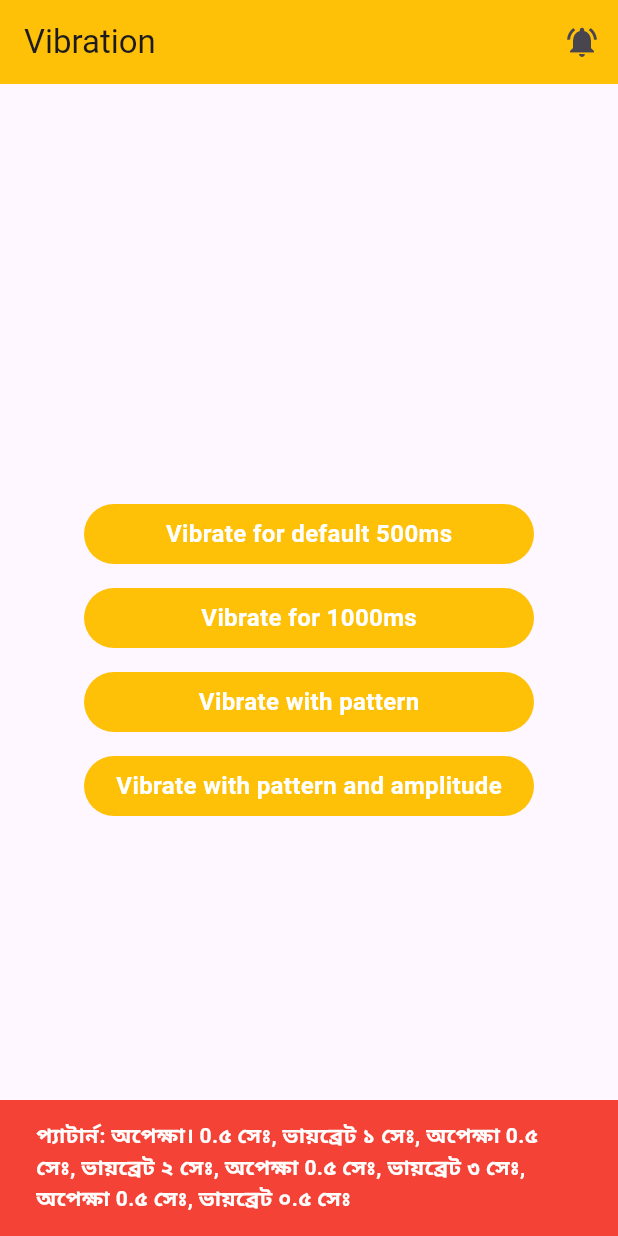
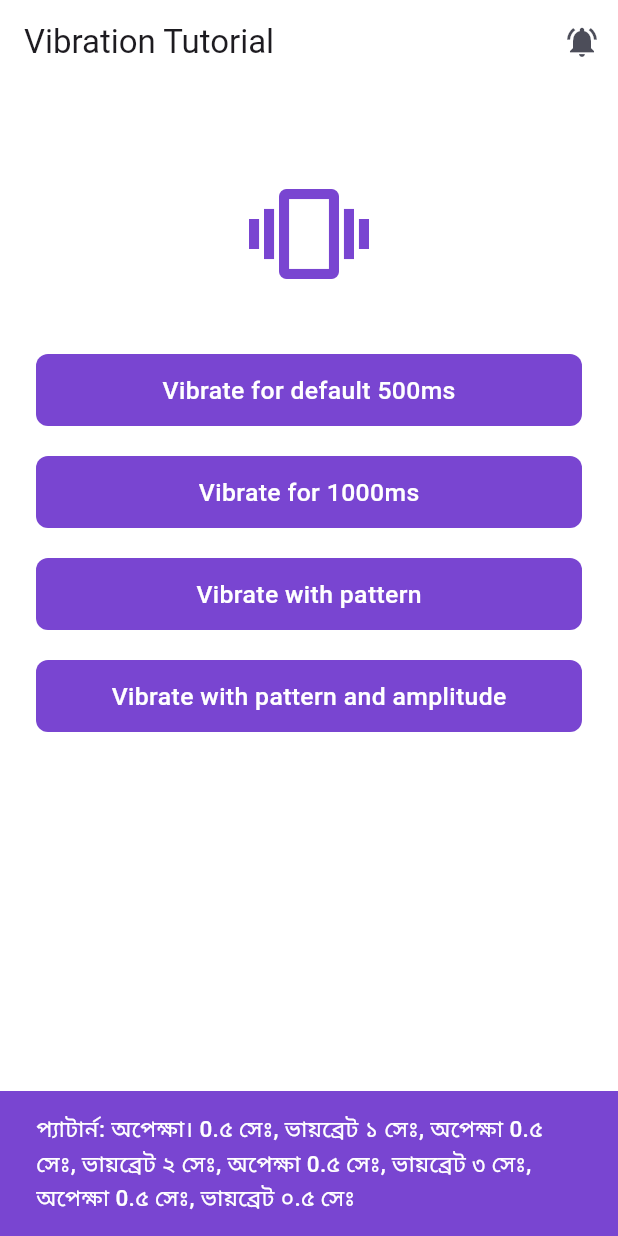
Before and after one commit to tanviranwarrafi/flutter-vibration, a Flutter app: the screen it shows after launch, after a tap on "Vibrate with pattern and amplitude", on a phone screen of 412 x 824 dp. Run offline on Flutter 3.47's test engine with Material 3 defaults, Android fonts, the phone set to English and light mode, and no system bars; our stand-ins replace vibration.

Commit message:
update: code updated

```diff
--- /dev/null
+++ b/lib/components/buttons/elevate_button.dart
@@ -0,0 +1,47 @@
+import 'package:flutter/material.dart';
+import 'package:tutorial/themes/colors.dart';
+import 'package:tutorial/themes/text_styles.dart';
+
+class ElevateButton extends StatelessWidget {
+  final String label;
+  final double? width;
+  final double height;
+  final double radius;
+  final Color color;
+  final Color background;
+  final double padding;
+  final double textSize;
+  final Function()? onTap;
+
+  const ElevateButton({
+    this.label = '',
+    this.width,
+    this.onTap,
+    this.radius = 08,
+    this.height = 48,
+    this.padding = 12,
+    this.color = white,
+    this.textSize = 16.5,
+    this.background = primary,
+  });
+
+  @override
+  Widget build(BuildContext context) {
+    return InkWell(
+      onTap: onTap,
+      child: Container(
+        width: width,
+        height: height,
+        alignment: Alignment.center,
+        padding: EdgeInsets.symmetric(horizontal: padding),
+        decoration: BoxDecoration(color: background, borderRadius: BorderRadius.circular(radius)),
+        child: Text(
+          label,
+          maxLines: 1,
+          overflow: TextOverflow.ellipsis,
+          style: TextStyles.text15_500.copyWith(color: color, fontSize: textSize),
+        ),
+      ),
+    );
+  }
+}
--- /dev/null
+++ b/lib/constants/app_constants.dart
@@ -0,0 +1,4 @@
+/// Android and iOS Bundle Ids
+const String APP_NAME = 'Vibration';
+const String ANDROID_ID = 'bd.tutorial.localization';
+const String IOS_ID = 'bd.tutorial.localization';
--- /dev/null
+++ b/lib/features/home_screen.dart
@@ -0,0 +1,66 @@
+import 'package:flutter/material.dart';
+import 'package:tutorial/components/buttons/elevate_button.dart';
+import 'package:tutorial/themes/colors.dart';
+import 'package:tutorial/themes/text_styles.dart';
+import 'package:vibration/vibration.dart';
+
+class HomeScreen extends StatefulWidget {
+  @override
+  State<HomeScreen> createState() => _HomeScreenState();
+}
+
+class _HomeScreenState extends State<HomeScreen> {
+  @override
+  Widget build(BuildContext context) {
+    var size = MediaQuery.of(context).size;
+    var icon = Icon(Icons.notifications_active, color: dark.withOpacity(0.8));
+    return Scaffold(
+      backgroundColor: white,
+      appBar: AppBar(
+        elevation: 0,
+        backgroundColor: white,
+        title: const Text('Vibration Tutorial'),
+        actions: [IconButton(icon: icon, onPressed: Vibration.vibrate)],
+      ),
+      body: Container(
+        width: size.width,
+        height: size.height,
+        padding: const EdgeInsets.symmetric(horizontal: 24),
+        child: Column(
+          children: [
+            const SizedBox(height: 60),
+            const Icon(Icons.vibration, size: 80, color: primary),
+            const SizedBox(height: 40),
+            const ElevateButton(label: 'Vibrate for default 500ms', onTap: Vibration.vibrate),
+            const SizedBox(height: 20),
+            ElevateButton(label: 'Vibrate for 1000ms', onTap: () => Vibration.vibrate(duration: 1000)),
+            const SizedBox(height: 20),
+            ElevateButton(label: 'Vibrate with pattern', onTap: () => _vibrateWithPattern(context)),
+            const SizedBox(height: 20),
+            ElevateButton(label: 'Vibrate with pattern and amplitude', onTap: () => _vibrateWithPatternAndAmplitude(context)),
+            const SizedBox(height: 20),
+          ],
+        ),
+      ),
+    );
+  }
+
+  Future<void> _vibrateWithPattern(BuildContext context) async {
+    var text =
+        'প্যাটার্ন: অপেক্ষা। 0.৫ সেঃ, ভায়ব্রেট ১ সেঃ, অপেক্ষা 0.৫ সেঃ, ভায়ব্রেট ২ সেঃ, অপেক্ষা 0.৫ সেঃ, ভায়ব্রেট ৩ সেঃ, অপেক্ষা 0.৫ সেঃ, ভায়ব্রেট ০.৫ সেঃ';
+    var snackBar = SnackBar(content: Text(text, style: TextStyles.text15_500.copyWith(color: white)), backgroundColor: primary);
+    ScaffoldMessenger.of(context).showSnackBar(snackBar);
+    var pattern = [500, 1000, 500, 2000, 500, 3000, 500, 500];
+    await Vibration.vibrate(pattern: pattern);
+  }
+
+  Future<void> _vibrateWithPatternAndAmplitude(BuildContext context) async {
+    var text =
+        'প্যাটার্ন: অপেক্ষা। 0.৫ সেঃ, ভায়ব্রেট ১ সেঃ, অপেক্ষা 0.৫ সেঃ, ভায়ব্রেট ২ সেঃ, অপেক্ষা 0.৫ সেঃ, ভায়ব্রেট ৩ সেঃ, অপেক্ষা 0.৫ সেঃ, ভায়ব্রেট ০.৫ সেঃ';
+    var snackBar = SnackBar(content: Text(text, style: TextStyles.text15_500.copyWith(color: white)), backgroundColor: primary);
+    ScaffoldMessenger.of(context).showSnackBar(snackBar);
+    var pattern = [500, 1000, 500, 2000, 500, 3000, 500, 500];
+    var intensities = [128, 255, 64, 255];
+    await Vibration.vibrate(pattern: pattern, intensities: intensities);
+  }
+}
--- a/lib/main.dart
+++ b/lib/main.dart
@@ -1,151 +1,7 @@
 import 'package:flutter/material.dart';
-import 'package:vibration/vibration.dart';
+import 'package:tutorial/tutorial_app.dart';
 
-void main() => runApp(VibratingApp());
-
-class VibratingApp extends StatelessWidget {
-  @override
-  Widget build(BuildContext context) {
-    return MaterialApp(
-      home: Scaffold(
-        appBar: AppBar(
-          backgroundColor: Colors.amber,
-          title: const Text('Vibration'),
-          actions: <Widget>[
-            IconButton(
-                icon: Icon(Icons.notifications_active),
-                onPressed: () {
-                  Vibration.vibrate();
-                })
-          ],
-        ),
-        body: Builder(
-          builder: (BuildContext context) {
-            return Center(
-              child: Column(
-                mainAxisAlignment: MainAxisAlignment.center,
-                children: <Widget>[
-                  InkWell(
-                    onTap: () {
-                      Vibration.vibrate();
-                    },
-                    child: Container(
-                      width: 300,
-                      height: 40,
-                      decoration: BoxDecoration(
-                        color: Colors.amber,
-                        borderRadius: BorderRadius.circular(30),
-                      ),
-                      child: Center(
-                          child: Text(
-                        'Vibrate for default 500ms',
-                        style: TextStyle(
-                            fontWeight: FontWeight.bold,
-                            fontSize: 16,
-                            color: Colors.white),
-                      )),
-                    ),
-                  ),
-                  SizedBox(height: 16),
-                  InkWell(
-                    onTap: () {
-                      Vibration.vibrate(duration: 1000);
-                    },
-                    child: Container(
-                      width: 300,
-                      height: 40,
-                      decoration: BoxDecoration(
-                        color: Colors.amber,
-                        borderRadius: BorderRadius.circular(30),
-                      ),
-                      child: Center(
-                          child: Text(
-                        'Vibrate for 1000ms',
-                        style: TextStyle(
-                            fontWeight: FontWeight.bold,
-                            fontSize: 16,
-                            color: Colors.white),
-                      )),
-                    ),
-                  ),
-                  SizedBox(height: 16),
-                  InkWell(
-                    onTap: () {
-                      final snackBar = SnackBar(
-                        content: Text(
-                          'প্যাটার্ন: অপেক্ষা। 0.৫ সেঃ, ভায়ব্রেট ১ সেঃ, অপেক্ষা 0.৫ সেঃ, ভায়ব্রেট ২ সেঃ, অপেক্ষা 0.৫ সেঃ, ভায়ব্রেট ৩ সেঃ, অপেক্ষা 0.৫ সেঃ, ভায়ব্রেট ০.৫ সেঃ',
-                          style: TextStyle(
-                            fontWeight: FontWeight.bold,
-                            color: Colors.white,
-                          ),
-                        ),
-                        backgroundColor: Colors.amber,
-                      );
-                      Scaffold.of(context).showSnackBar(snackBar);
-                      Vibration.vibrate(
-                        pattern: [500, 1000, 500, 2000, 500, 3000, 500, 500],
-                      );
-                    },
-                    child: Container(
-                      width: 300,
-                      height: 40,
-                      decoration: BoxDecoration(
-                        color: Colors.amber,
-                        borderRadius: BorderRadius.circular(30),
-                      ),
-                      child: Center(
-                          child: Text(
-                        'Vibrate with pattern',
-                        style: TextStyle(
-                            fontWeight: FontWeight.bold,
-                            fontSize: 16,
-                            color: Colors.white),
-                      )),
-                    ),
-                  ),
-                  SizedBox(height: 16),
-                  InkWell(
-                    onTap: () {
-                      final snackBar = SnackBar(
-                        content: Text(
-                          'প্যাটার্ন: অপেক্ষা। 0.৫ সেঃ, ভায়ব্রেট ১ সেঃ, অপেক্ষা 0.৫ সেঃ, ভায়ব্রেট ২ সেঃ, অপেক্ষা 0.৫ সেঃ, ভায়ব্রেট ৩ সেঃ, অপেক্ষা 0.৫ সেঃ, ভায়ব্রেট ০.৫ সেঃ',
-                          style: TextStyle(
-                            fontWeight: FontWeight.bold,
-                            color: Colors.white,
-                          ),
-                        ),
-                        backgroundColor: Colors.red,
-                      );
-
-                      Scaffold.of(context).showSnackBar(snackBar);
-                      Vibration.vibrate(
-                        pattern: [500, 1000, 500, 2000, 500, 3000, 500, 500],
-                        intensities: [128, 255, 64, 255],
-                      );
-                    },
-                    child: Container(
-                      width: 300,
-                      height: 40,
-                      decoration: BoxDecoration(
-                        color: Colors.amber,
-                        borderRadius: BorderRadius.circular(30),
-                      ),
-                      child: Center(
-                          child: Text(
-                        'Vibrate with pattern and amplitude',
-                        style: TextStyle(
-                            fontWeight: FontWeight.bold,
-                            fontSize: 16,
-                            color: Colors.white),
-                      )),
-                    ),
-                  ),
-                ],
-              ),
-            );
-          },
-        ),
-      ),
-    );
-  }
+void main() {
+  WidgetsFlutterBinding.ensureInitialized();
+  runApp(TutorialApp());
 }
--- /dev/null
+++ b/lib/themes/fonts.dart
@@ -0,0 +1,12 @@
+import 'package:flutter/material.dart';
+
+/// Font
+const poppins = 'poppins';
+
+/// Font Weights
+const w800 = FontWeight.w800;
+const w700 = FontWeight.w700;
+const w600 = FontWeight.w600;
+const w500 = FontWeight.w500;
+const w400 = FontWeight.w400;
+const w300 = FontWeight.w300;
--- /dev/null
+++ b/lib/themes/shadows.dart
@@ -0,0 +1,6 @@
+import 'package:flutter/material.dart';
+
+/// Shadows
+BoxShadow SHADOW_1 = const BoxShadow(color: Color(0x262b2d3f), offset: Offset(0, 1), blurRadius: 2);
+BoxShadow SHADOW_2 = const BoxShadow(color: Color(0x6615161f), offset: Offset(0, -2), blurRadius: 20);
+BoxShadow GLOW_SHADOW_1 = const BoxShadow(color: Color(0x3f7946d1), offset: Offset(0, 6), blurRadius: 25);
--- /dev/null
+++ b/lib/themes/text_styles.dart
@@ -0,0 +1,24 @@
+import 'package:flutter/material.dart';
+import 'package:flutter/widgets.dart';
+import 'package:tutorial/themes/fonts.dart';
+
+abstract class TextStyles {
+  static TextStyle text26_600 = const TextStyle(fontSize: 26, height: 1.38, fontWeight: w600);
+  static TextStyle text22_600 = const TextStyle(fontSize: 22, height: 1.45, fontWeight: w600);
+
+  static TextStyle text20_600 = const TextStyle(fontSize: 20, height: 1.4, fontWeight: w600);
+  static TextStyle text20_500 = const TextStyle(fontSize: 20, height: 1.4, fontWeight: w500);
+
+  static TextStyle text18_500 = const TextStyle(fontSize: 18, height: 1.44, fontWeight: w500);
+
+  static TextStyle text16_600 = const TextStyle(fontSize: 16, height: 1.5, fontWeight: w600);
+  static TextStyle text16_500 = const TextStyle(fontSize: 16, height: 1.5, fontWeight: w500);
+
+  static TextStyle text15_500 = const TextStyle(fontSize: 15, height: 1.47, fontWeight: w500);
+  static TextStyle text15_400 = const TextStyle(fontSize: 15, height: 1.47, fontWeight: w400);
+
+  static TextStyle text14_500 = const TextStyle(fontSize: 14, height: 1.57, fontWeight: w500);
+  static TextStyle text14_400 = const TextStyle(fontSize: 14, height: 1.57, fontWeight: w400);
+
+  static TextStyle text13_500 = const TextStyle(fontSize: 13, height: 1.38, fontWeight: w500);
+}
--- /dev/null
+++ b/lib/tutorial_app.dart
@@ -0,0 +1,20 @@
+import 'package:flutter/material.dart';
+import 'package:tutorial/constants/app_constants.dart';
+import 'package:tutorial/features/home_screen.dart';
+import 'package:tutorial/themes/colors.dart';
+import 'package:tutorial/utils/keys.dart';
+
+class TutorialApp extends StatelessWidget {
+  @override
+  Widget build(BuildContext context) {
+    return MaterialApp(
+      color: primary,
+      title: APP_NAME,
+      home: HomeScreen(),
+      navigatorKey: navigatorKey,
+      themeMode: ThemeMode.light,
+      debugShowCheckedModeBanner: false,
+      scaffoldMessengerKey: scaffoldMessengerKey,
+    );
+  }
+}
--- /dev/null
+++ b/lib/utils/keys.dart
@@ -0,0 +1,5 @@
+import 'package:flutter/material.dart';
+
+// Keys
+final navigatorKey = GlobalKey<NavigatorState>();
+final scaffoldMessengerKey = GlobalKey<ScaffoldMessengerState>();
```
Also changed, not shown: analysis_options.yaml (added, +203 -0 lines), lib/themes/colors.dart (added, +45 -0 lines), lib/utils/app_utils.dart (added, +11 -0 lines), pubspec.yaml (+4 -9 lines), pubspec.lock, 47 other files.
